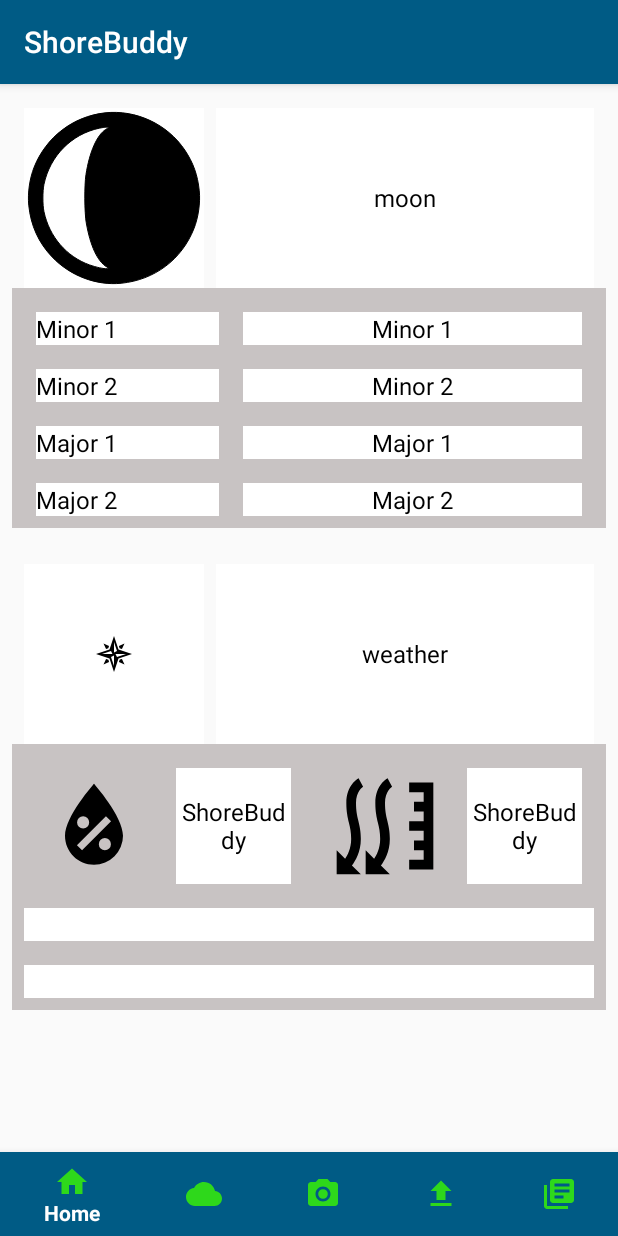
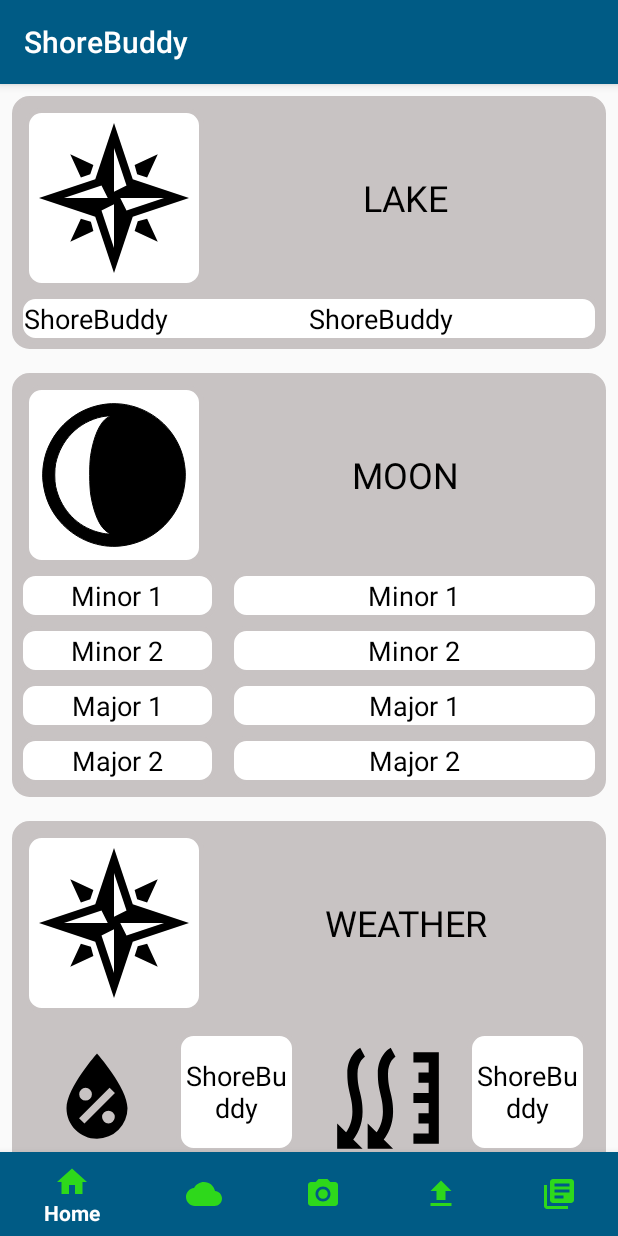
Before and after one commit to true-soria/ShoreBuddy, an Android app: the HomepageView screen opened through its navigation route, on a phone screen of 412 x 824 dp. Run offline under Robolectric (Android 15) with nearby library versions, the phone set to English and light mode, and no system bars; our stand-ins replace Room's generated code, Volley, navigation-ui.

Commit message:
Lake widget implemented.  - Minor UI improvements over all.

```diff
--- a/app/src/main/java/com/example/shorebuddy/views/homepage/HomepageView.java
+++ b/app/src/main/java/com/example/shorebuddy/views/homepage/HomepageView.java
@@ -45,26 +45,31 @@ public class HomepageView extends Fragment {
     }
 
     private void initWidgets() {
+        initLakeWidget();
         initSolunarWidget();
         initWeatherWidget();
+    }
+
+    private void initLakeWidget()
+    {
+        LakeWidget lakeWidget = new LakeWidget(getContext());
+        mainViewModel.getCurrentlySelectedLake().observe(getViewLifecycleOwner(), currentLake ->
+                lakeWidget.setTitle(String.format("%s", currentLake.lakeName)));
+        mainViewModel.getFishInCurrentLake().observe(getViewLifecycleOwner(), lakeWidget::setData);
+        widgets.add(lakeWidget);
     }
 
     private void initSolunarWidget()
     {
         SolunarWidget solunarWidget = new SolunarWidget(getContext());
-        mainViewModel.getSolunarData().observe(getViewLifecycleOwner(), solunar -> {
-            solunarWidget.setData(solunar);
-        });
-
+        mainViewModel.getSolunarData().observe(getViewLifecycleOwner(), solunarWidget::setData);
         widgets.add(solunarWidget);
     }
 
     private void initWeatherWidget ()
     {
         WeatherWidget weatherWidget = new WeatherWidget(getContext());
-        mainViewModel.getWeatherData().observe(getViewLifecycleOwner(), weather -> {
-                    weatherWidget.setData(weather);
-                });
+        mainViewModel.getWeatherData().observe(getViewLifecycleOwner(), weatherWidget::setData);
         widgets.add(weatherWidget);
     }
 
--- /dev/null
+++ b/app/src/main/java/com/example/shorebuddy/views/homepage/LakeWidget.java
@@ -0,0 +1,93 @@
+package com.example.shorebuddy.views.homepage;
+
+import android.content.Context;
+import android.graphics.drawable.Drawable;
+import android.util.AttributeSet;
+import android.widget.TextView;
+
+import com.example.shorebuddy.R;
+import com.example.shorebuddy.data.fish.Fish;
+import com.example.shorebuddy.data.lakes.Lake;
+
+import java.util.Iterator;
+import java.util.List;
+import java.util.Locale;
+
+public class LakeWidget extends ModuleWidget {
+
+    static final String LAKE = "lake";
+    private Drawable icon;
+    private String title;
+    private final int FISH_DISPLAYED = 8;
+
+    private final TextView leftProperty;
+    private final TextView rightProperty;
+
+
+    public LakeWidget(Context context) {
+        this(context, null);
+    }
+
+    public LakeWidget(Context context, AttributeSet attrs) {
+        this(context, attrs, 0);
+    }
+
+    public LakeWidget(Context context, AttributeSet attrs, int defStyleAttr) {
+        super(context, attrs, defStyleAttr);
+        inflate(getContext(), R.layout.lake_widget, this);
+
+        leftProperty = findViewById(R.id.left_property);
+        rightProperty = findViewById(R.id.right_property);
+
+        // TODO Shore Buddy / Lake icon
+        this.icon = getResources().getDrawable(R.drawable.ic_compass_rose,null);
+        this.title = String.format(Locale.US, "%s", LAKE);
+    }
+
+    @Override
+    public Drawable getIcon() {
+        return icon;
+    }
+
+    @Override
+    public String getTitle() {
+        return title;
+    }
+
+    public void setData(List<Fish> fishList){
+        setFish(fishList);
+    }
+
+    public void setTitle(String title) {this.title = title; }
+
+    private void setFish(List<Fish> fishList)
+    {
+        Iterator<Fish> fishIterator = fishList.iterator();
+        StringBuilder leftPropertyFish = new StringBuilder();
+        StringBuilder rightPropertyFish = new StringBuilder();
+
+        for (int i = 0; (i < FISH_DISPLAYED/2) && fishIterator.hasNext(); i ++)
+        {
+            leftPropertyFish.append("\t• ");
+            leftPropertyFish.append(fishIterator.next());
+            leftPropertyFish.append("\n");
+        }
+        leftPropertyFish.deleteCharAt(leftPropertyFish.length() - 1);
+
+        for (int i = 0; (i < FISH_DISPLAYED/2) && fishIterator.hasNext(); i ++)
+        {
+            rightPropertyFish.append("\t•");
+            rightPropertyFish.append(fishIterator.next());
+            rightPropertyFish.append("\n");
+        }
+
+        if (fishIterator.hasNext())
+        {
+            leftPropertyFish.append("\n");
+            rightPropertyFish.append("\t...");
+        }
+
+        this.leftProperty.setText(String.format(Locale.US, "%s", leftPropertyFish));
+        this.rightProperty.setText(String.format(Locale.US, "%s", rightPropertyFish));
+    }
+}
--- a/app/src/main/java/com/example/shorebuddy/views/homepage/SolunarWidget.java
+++ b/app/src/main/java/com/example/shorebuddy/views/homepage/SolunarWidget.java
@@ -3,8 +3,6 @@ package com.example.shorebuddy.views.homepage;
 import android.content.Context;
 import android.graphics.drawable.Drawable;
 import android.util.AttributeSet;
-
-import androidx.constraintlayout.widget.ConstraintLayout;
 
 import com.example.shorebuddy.R;
 import com.example.shorebuddy.data.solunar.Solunar;
--- a/app/src/main/java/com/example/shorebuddy/views/homepage/WeatherWidget.java
+++ b/app/src/main/java/com/example/shorebuddy/views/homepage/WeatherWidget.java
@@ -4,8 +4,6 @@ import android.content.Context;
 import android.graphics.drawable.Drawable;
 import android.util.AttributeSet;
 import android.widget.TextView;
-
-import androidx.constraintlayout.widget.ConstraintLayout;
 
 import com.example.shorebuddy.R;
 import com.example.shorebuddy.data.weather.Weather;
@@ -60,10 +58,9 @@ public class WeatherWidget extends ModuleWidget {
         this.leftProperty.setData(findProperty(weather, leftProperty.getPropertyValueID()));
         this.rightProperty.setData(findProperty(weather,rightProperty.getPropertyValueID()));
         this.bottomPropertyName.setText(String.format(Locale.US, "%s", bottomPropertyNameValue));
-        this.bottomPropertyValue.setText(String.format(Locale.US, "%.2f mph @ %d° %s",
+        this.bottomPropertyValue.setText(String.format(Locale.US, "%.2f mph @ %s",
                 weather.windSpeed,
-                weather.windDirection,
-                Converters.degreesToCardinalDirection(weather.windDirection)));
+                getHeading(weather.windDirection)));
     }
 
     private String findProperty(Weather weather, WidgetTextGenerator.propertyValues valueID)
@@ -90,20 +87,26 @@ public class WeatherWidget extends ModuleWidget {
                 propertyValue = String.format(Locale.US, "%.2f mph", weather.windSpeed);
                 break;
             case WIND_DIRECTION:
-                propertyValue = String.format(Locale.US, "%d° %s",
-                        weather.windDirection, Converters.degreesToCardinalDirection(weather.windDirection));
+                propertyValue = getHeading(weather.windDirection);
                 break;
         }
 
         return propertyValue;
     }
 
+    private String getHeading(int windDirection)
+    {
+        if (windDirection == 0)
+            return "";
+        else
+            return String.format(Locale.US, "%d° %s",
+                    windDirection, Converters.degreesToCardinalDirection(windDirection));
+    }
+
     private void setDataAndIcon(Weather weather)
     {
-        // TODO which of these is "Sunny, Rainy, etc?"
-//        title = weather.sunny?
-        title = "Sunny?";
+        title = String.format(Locale.US, "%s", weather.description);
         // TODO pull weather icons into project
-        this.icon = getResources().getDrawable(R.drawable.ic_compass_rose,null);
+        this.icon = getResources().getDrawable(R.drawable.ic_sunny_day,null);
     }
 }
--- /dev/null
+++ b/app/src/main/res/drawable/ic_sunny_day.xml
@@ -0,0 +1,11 @@
+<vector xmlns:android="http://schemas.android.com/apk/res/android"
+    android:width="513dp"
+    android:height="513dp"
+    android:viewportWidth="513"
+    android:viewportHeight="513">
+  <path
+      android:fillColor="#FF9900"
+      android:strokeWidth="1"
+      android:pathData="M256.5,256.5m-256,0a256,256 0,1 1,512 0a256,256 0,1 1,-512 0"
+      android:strokeColor="#000"/>
+</vector>
--- /dev/null
+++ b/app/src/main/res/drawable/rounded_square_white.xml
@@ -0,0 +1,7 @@
+<?xml version="1.0" encoding="utf-8"?>
+<shape xmlns:android="http://schemas.android.com/apk/res/android">
+    <solid android:color="@color/colorGlobalBackground"/>
+    <stroke android:width="3dp" android:color="@color/colorBackgroundGray"/>
+    <corners android:radius="10dp"/>
+    <padding android:bottom="0dp" android:left="0dp" android:right="0dp" android:top="0dp"/>
+</shape>
--- a/app/src/main/res/layout/homepage_module.xml
+++ b/app/src/main/res/layout/homepage_module.xml
@@ -4,6 +4,7 @@
     android:layout_width="match_parent"
     android:layout_height="wrap_content"
     android:layout_margin="8dp"
+    android:background="@drawable/rounded_square_gray"
     xmlns:tools="http://schemas.android.com/tools"
     xmlns:app="http://schemas.android.com/apk/res-auto"
     tools:parentTag="androidx.constraintlayout.widget.ConstraintLayout">
@@ -13,11 +14,12 @@
         android:layout_width="120dp"
         android:layout_height="120dp"
         android:src="@drawable/ic_moon1"
-        android:scaleType="centerInside"
+        android:scaleType="fitXY"
         android:layout_margin="8dp"
-        android:background="@color/colorGlobalBackground"
+        android:padding="10dp"
+        android:background="@drawable/rounded_square_white"
         app:layout_constraintStart_toStartOf="parent"
-        app:layout_constraintTop_toTopOf="parent"/>
+        app:layout_constraintTop_toTopOf="parent" />
 
     <TextView
         android:id="@+id/list_title"
@@ -26,7 +28,7 @@
         android:gravity="center"
         android:layout_margin="8dp"
         android:text="@string/app_name"
-        style="@style/widget_text"
+        style="@style/textLakeTitle"
         app:layout_constraintTop_toTopOf="parent"
         app:layout_constraintLeft_toRightOf="@id/list_icon"
         app:layout_constraintStart_toEndOf="@id/list_icon"
--- /dev/null
+++ b/app/src/main/res/layout/lake_widget.xml
@@ -0,0 +1,42 @@
+<?xml version="1.0" encoding="utf-8"?>
+<androidx.constraintlayout.widget.ConstraintLayout
+    xmlns:android="http://schemas.android.com/apk/res/android"
+    xmlns:app="http://schemas.android.com/apk/res-auto"
+    xmlns:tools="http://schemas.android.com/tools"
+    android:id="@+id/lake_widget_layout"
+    android:layout_width="match_parent"
+    android:layout_height="wrap_content"
+    style="@style/widget_text"
+    tools:context=".views.homepage.SolunarWidget"
+    app:layout_constraintEnd_toEndOf="parent"
+    app:layout_constraintTop_toTopOf="parent"
+    app:layout_constraintStart_toStartOf="parent"
+    app:layout_constraintBottom_toBottomOf="parent">
+
+    <TextView
+        android:id="@+id/left_property"
+        android:layout_width="0dp"
+        android:layout_height="wrap_content"
+        android:text="@string/app_name"
+        android:gravity="start|top"
+        style="@style/generic_text"
+        app:layout_constraintHorizontal_chainStyle="spread"
+        app:layout_constraintHorizontal_weight="1"
+        app:layout_constraintTop_toTopOf="parent"
+        app:layout_constraintBottom_toBottomOf="parent"
+        app:layout_constraintStart_toStartOf="parent"
+        app:layout_constraintEnd_toStartOf="@id/right_property"/>
+
+    <TextView
+        android:id="@+id/right_property"
+        android:layout_width="0dp"
+        android:layout_height="wrap_content"
+        android:text="@string/app_name"
+        android:gravity="start|top"
+        style="@style/generic_text"
+        app:layout_constraintHorizontal_weight="1"
+        app:layout_constraintTop_toTopOf="parent"
+        app:layout_constraintEnd_toEndOf="parent"
+        app:layout_constraintStart_toEndOf="@id/left_property"/>
+
+</androidx.constraintlayout.widget.ConstraintLayout>
--- a/app/src/main/res/layout/solunar_widget.xml
+++ b/app/src/main/res/layout/solunar_widget.xml
@@ -7,7 +7,6 @@
     android:layout_width="match_parent"
     android:layout_height="wrap_content"
     tools:context=".views.homepage.SolunarWidget"
-    android:background="@color/colorBackgroundGray"
     app:layout_constraintEnd_toEndOf="parent"
     app:layout_constraintTop_toTopOf="parent"
     app:layout_constraintStart_toStartOf="parent"
@@ -18,7 +17,6 @@
         android:layout_width="match_parent"
         android:layout_height="wrap_content"
         android:backgroundTint="@color/colorGlobalBackground"
-        android:layout_margin="8dp"
         app:property_name="@string/moon_minor1"
         app:property_value="minor_1"
         app:layout_constraintTop_toTopOf="parent"/>
@@ -28,7 +26,6 @@
         android:layout_width="match_parent"
         android:layout_height="wrap_content"
         android:backgroundTint="@color/colorGlobalBackground"
-        android:layout_margin="8dp"
         app:property_name="@string/moon_minor2"
         app:property_value="minor_2"
         app:layout_constraintTop_toBottomOf="@id/sol_property1"/>
@@ -38,7 +35,6 @@
         android:layout_width="match_parent"
         android:layout_height="wrap_content"
         android:backgroundTint="@color/colorGlobalBackground"
-        android:layout_margin="8dp"
         app:property_name="@string/moon_major1"
         app:property_value="major_1"
         app:layout_constraintTop_toBottomOf="@id/sol_property2"/>
@@ -48,7 +44,7 @@
         android:layout_width="match_parent"
         android:layout_height="wrap_content"
         android:backgroundTint="@color/colorGlobalBackground"
-        android:layout_margin="8dp"
+        android:layout_marginBottom="8dp"
         app:property_name="@string/moon_major2"
         app:property_value="major_2"
         app:layout_constraintTop_toBottomOf="@id/sol_property3"
--- a/app/src/main/res/layout/weather_widget.xml
+++ b/app/src/main/res/layout/weather_widget.xml
@@ -7,8 +7,7 @@
     android:layout_width="match_parent"
     android:layout_height="wrap_content"
     tools:context=".views.homepage.WeatherWidget"
-    tools:parentTag="androidx.constraintlayout.widget.ConstraintLayout"
-    android:background="@color/colorBackgroundGray">
+    tools:parentTag="androidx.constraintlayout.widget.ConstraintLayout">
 
     <androidx.constraintlayout.widget.ConstraintLayout
         android:id="@+id/top_properties"
@@ -55,7 +54,8 @@
         android:id="@+id/bottom_property_name"
         android:layout_width="match_parent"
         android:layout_height="wrap_content"
-        android:layout_margin="8dp"
+        android:gravity="center"
+        android:text="@string/wind_speed"
         style="@style/widget_text"
         app:layout_constraintStart_toStartOf="parent"
         app:layout_constraintEnd_toEndOf="parent"
@@ -67,7 +67,8 @@
         android:id="@+id/bottom_property_value"
         android:layout_width="match_parent"
         android:layout_height="wrap_content"
-        android:layout_margin="8dp"
+        android:gravity="center"
+        android:text="@string/wind_direction"
         style="@style/widget_text"
         app:layout_constraintStart_toStartOf="parent"
         app:layout_constraintEnd_toEndOf="parent"
--- a/app/src/main/res/layout/widget_text_line_layout.xml
+++ b/app/src/main/res/layout/widget_text_line_layout.xml
@@ -12,7 +12,7 @@
         android:id="@+id/name_text"
         android:layout_width="0dp"
         android:layout_height="wrap_content"
-        android:gravity="start"
+        android:gravity="center"
         android:text="@string/app_name"
         style="@style/widget_text"
         app:layout_constraintStart_toStartOf="parent"
--- a/app/src/main/res/values/styles.xml
+++ b/app/src/main/res/values/styles.xml
@@ -23,9 +23,15 @@
 
     <style name="widget_text" parent="Theme.AppCompat.Light.DarkActionBar">
         <item name="android:textColor">@color/colorGenericText</item>
-        <item name="android:textSize">16sp</item>
-        <item name="android:layout_margin">8dp</item>
-        <item name="android:background">@color/colorGlobalBackground</item>
+        <item name="android:textSize">18sp</item>
+        <item name="android:layout_margin">4dp</item>
+        <item name="android:padding">4dp</item>
+        <item name="android:background">@drawable/rounded_square_white</item>
+    </style>
+
+    <style name="generic_text" parent="Theme.AppCompat.Light.DarkActionBar">
+        <item name="android:textColor">@color/colorGenericText</item>
+        <item name="android:textSize">18sp</item>
     </style>
 
 </resources>
```
